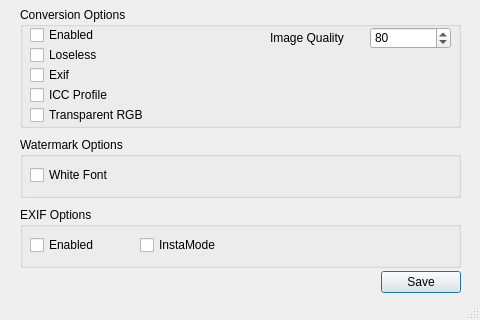
First picture: the form in WebPConverterGUI.ui, repository C4NU/Paddie, before the edit; both pictures show x 0 to 480 and y 452 to 772 of the 480 by 772 pixel window.
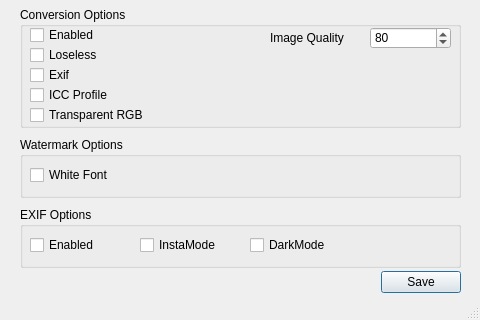
Second picture: the form after the edit. Icons and pictures are not drawn.

Commit message: dark mode

Patch:
```diff
--- a/WebPConverterGUI.ui
+++ b/WebPConverterGUI.ui
@@ -245,6 +245,19 @@
       <string>InstaMode</string>
      </property>
     </widget>
+    <widget class="QCheckBox" name="EnableDarkMode">
+     <property name="geometry">
+      <rect>
+       <x>230</x>
+       <y>30</y>
+       <width>91</width>
+       <height>16</height>
+      </rect>
+     </property>
+     <property name="text">
+      <string>DarkMode</string>
+     </property>
+    </widget>
    </widget>
   </widget>
   <widget class="QMenuBar" name="menubar">
```
The commit also changes 3 other files.
